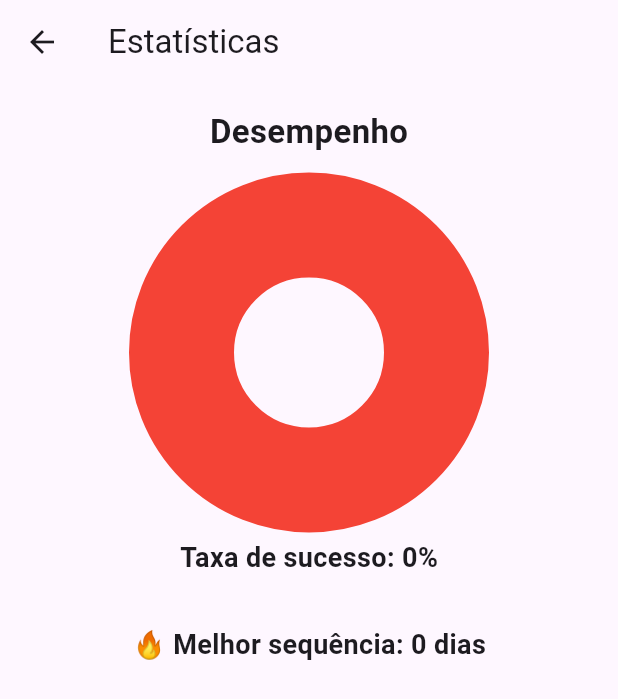
After one commit to brendobrito2002/tracking_your_habits, a Flutter app: the HomeView screen opened directly, after a tap on the "bar chart" icon, on a phone screen of 412 x 824 dp. The commit adds this screen. Shown: the top 699 px of the screen. Run offline on Flutter 3.47's test engine with Material 3 defaults, Android fonts, the phone set to English and light mode, and no system bars; drawn by our look-alikes of fl_chart; our stand-ins replace firebase_auth, firebase_core, hive, hive_flutter, table_calendar; accounts and stored records are empty.

Commit message:
feat: estatisticas apresentadas em um grafico

```diff
--- a/lib/src/viewmodels/checkin_viewmodel.dart
+++ b/lib/src/viewmodels/checkin_viewmodel.dart
@@ -167,4 +167,130 @@ class CheckInViewModel extends ChangeNotifier {
 
     return best;
   }
+
+  double getSuccessRate(List<Habit> habits) {
+    if (habits.isEmpty) {
+      return 0;
+    }
+
+    int expected = 0;
+    int completed = 0;
+
+    final today = DateTime.now();
+    final currentDate = DateTime(
+      today.year,
+      today.month,
+      today.day,
+    );
+
+    for (final habit in habits) {
+      final startDate = DateTime(
+        habit.createdAt.year,
+        habit.createdAt.month,
+        habit.createdAt.day,
+      );
+
+      if (startDate.isAfter(currentDate)) {
+        continue;
+      }
+
+      final habitCheckIns = _checkIns
+          .where((checkIn) => checkIn.habitId == habit.id)
+          .toList();
+
+      switch (habit.frequency) {
+        case 'Diário':
+          final totalDays = currentDate
+              .difference(startDate)
+              .inDays +
+              1;
+
+          expected += totalDays;
+
+          completed += habitCheckIns
+              .map(
+                (checkIn) => DateTime(
+              checkIn.date.year,
+              checkIn.date.month,
+              checkIn.date.day,
+            ),
+          )
+              .toSet()
+              .where(
+                (date) =>
+            !date.isBefore(startDate) &&
+                !date.isAfter(currentDate),
+          )
+              .length;
+
+          break;
+
+        case 'Semanal':
+          final totalDays = currentDate
+              .difference(startDate)
+              .inDays +
+              1;
+
+          expected += ((totalDays - 1) ~/ 7) + 1;
+
+          final weeks = <int>{};
+
+          for (final checkIn in habitCheckIns) {
+            final date = DateTime(
+              checkIn.date.year,
+              checkIn.date.month,
+              checkIn.date.day,
+            );
+
+            if (date.isBefore(startDate) ||
+                date.isAfter(currentDate)) {
+              continue;
+            }
+
+            final week = date.difference(startDate).inDays ~/ 7;
+            weeks.add(week);
+          }
+
+          completed += weeks.length;
+
+          break;
+
+        case 'Personalizado':
+          for (
+          DateTime date = startDate;
+          !date.isAfter(currentDate);
+          date = date.add(const Duration(days: 1))
+          ) {
+            if (habit.customDays.contains(date.weekday)) {
+              expected++;
+            }
+          }
+
+          completed += habitCheckIns
+              .map(
+                (checkIn) => DateTime(
+              checkIn.date.year,
+              checkIn.date.month,
+              checkIn.date.day,
+            ),
+          )
+              .toSet()
+              .where(
+                (date) =>
+            !date.isBefore(startDate) &&
+                !date.isAfter(currentDate) &&
+                habit.customDays.contains(date.weekday),
+          )
+              .length;
+
+          break;
+      }
+    }
+
+    if (expected == 0) {
+      return 0;
+    }
+
+    return completed / expected;
+  }
 }
--- a/lib/src/views/home/home_view.dart
+++ b/lib/src/views/home/home_view.dart
@@ -9,6 +9,8 @@ import '../../repositories/auth_repository.dart';
 import '../../viewmodels/user_viewmodel.dart';
 import '../calendar/calendar_view.dart';
 import '../../viewmodels/checkin_viewmodel.dart';
+import '../statistics/statistics_view.dart';
+import '../../viewmodels/habit_viewmodel.dart';
 
 class HomeView extends StatefulWidget {
   const HomeView({super.key});
@@ -35,6 +37,10 @@ class _HomeViewState extends State<HomeView> {
         );
 
         context.read<CheckInViewModel>().loadCheckIns(
+          firebaseUser.uid,
+        );
+
+        context.read<HabitViewModel>().loadHabits(
           firebaseUser.uid,
         );
       });
@@ -164,6 +170,19 @@ class _HomeViewState extends State<HomeView> {
                   );
                 },
               ),
+              const SizedBox(width: 24),
+              IconButton(
+                icon: const Icon(Icons.bar_chart),
+                tooltip: 'Estatísticas',
+                onPressed: () {
+                  Navigator.push(
+                    context,
+                    MaterialPageRoute(
+                      builder: (_) => const StatisticsView(),
+                    ),
+                  );
+                },
+              ),
             ],
           ),
         ),
--- /dev/null
+++ b/lib/src/views/statistics/statistics_view.dart
@@ -0,0 +1,100 @@
+import 'package:fl_chart/fl_chart.dart';
+import 'package:flutter/material.dart';
+import 'package:provider/provider.dart';
+
+import '../../viewmodels/checkin_viewmodel.dart';
+import '../../viewmodels/habit_viewmodel.dart';
+
+class StatisticsView extends StatelessWidget {
+  const StatisticsView({super.key});
+
+  @override
+  Widget build(BuildContext context) {
+    return Scaffold(
+      appBar: AppBar(
+        title: const Text('Estatísticas'),
+      ),
+      body: Consumer2<CheckInViewModel, HabitViewModel>(
+        builder: (
+            context,
+            checkInViewModel,
+            habitViewModel,
+            child,
+            ) {
+          final bestStreak = checkInViewModel.bestStreak;
+
+          final successRate =
+          checkInViewModel.getSuccessRate(
+            habitViewModel.habits,
+          );
+
+          return Padding(
+            padding: const EdgeInsets.all(16),
+            child: Column(
+              children: [
+                const Text(
+                  'Desempenho',
+                  style: TextStyle(
+                    fontSize: 22,
+                    fontWeight: FontWeight.bold,
+                  ),
+                ),
+
+                const SizedBox(height: 32),
+
+                SizedBox(
+                  height: 200,
+                  child: PieChart(
+                    PieChartData(
+                      sectionsSpace: 2,
+                      centerSpaceRadius: 50,
+                      sections: [
+                        PieChartSectionData(
+                          value: successRate * 100,
+                          color: Colors.green,
+                          title: '${(successRate * 100).round()}%',
+                          radius: 70,
+                          titleStyle: const TextStyle(
+                            fontSize: 18,
+                            fontWeight: FontWeight.bold,
+                          ),
+                        ),
+                        PieChartSectionData(
+                          value: (1 - successRate) * 100,
+                          color: Colors.red,
+                          title: '',
+                          radius: 70,
+                        ),
+                      ],
+                    ),
+                  ),
+                ),
+
+                const SizedBox(height: 24),
+
+                Text(
+                  'Taxa de sucesso: '
+                      '${(successRate * 100).round()}%',
+                  style: const TextStyle(
+                    fontSize: 18,
+                    fontWeight: FontWeight.bold,
+                  ),
+                ),
+
+                const SizedBox(height: 32),
+
+                Text(
+                  '🔥 Melhor sequência: $bestStreak dias',
+                  style: const TextStyle(
+                    fontSize: 18,
+                    fontWeight: FontWeight.bold,
+                  ),
+                ),
+              ],
+            ),
+          );
+        },
+      ),
+    );
+  }
+}
--- a/pubspec.yaml
+++ b/pubspec.yaml
@@ -43,6 +43,7 @@ dependencies:
   intl: ^0.20.2
   provider: ^6.1.5+1
   table_calendar: ^3.2.0
+  fl_chart: ^1.1.1
 
 dev_dependencies:
   flutter_test:
```
Also changed, not shown: pubspec.lock.
